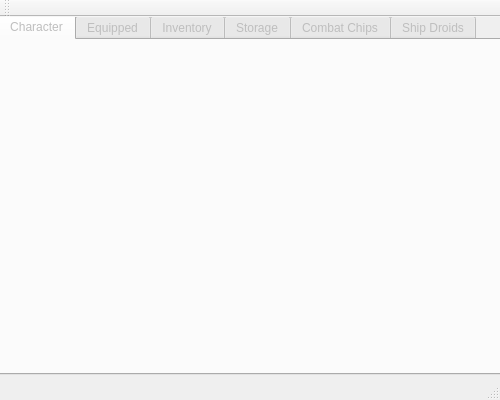
Qt form mainwindow.ui (murfalo/RogueEdit) before a commit.
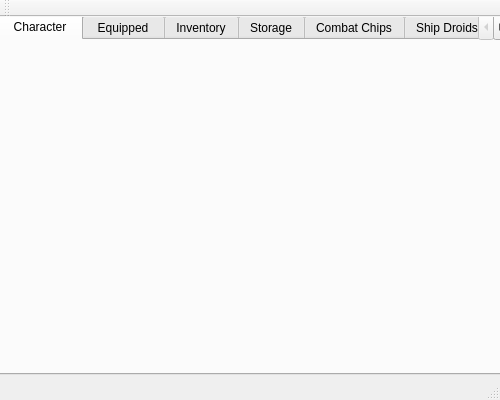
The same form after that commit. The open tabs and pages were chosen to show the change.

Diff of the .ui file:
```diff
--- a/mainwindow.ui
+++ b/mainwindow.ui
@@ -51,7 +51,7 @@
    </widget>
    <widget class="QTabWidget" name="tabWidget">
     <property name="enabled">
-     <bool>false</bool>
+     <bool>true</bool>
     </property>
     <property name="geometry">
      <rect>
@@ -62,16 +62,22 @@
      </rect>
     </property>
     <property name="currentIndex">
-     <number>0</number>
+     <number>6</number>
+    </property>
+    <property name="iconSize">
+     <size>
+      <width>16</width>
+      <height>16</height>
+     </size>
     </property>
     <widget class="QWidget" name="tabCharacter">
      <attribute name="title">
-      <string>Character</string>
+      <string> Character </string>
      </attribute>
     </widget>
     <widget class="QWidget" name="tabEquipped">
      <attribute name="title">
-      <string>Equipped</string>
+      <string> Equipped </string>
      </attribute>
     </widget>
     <widget class="QWidget" name="tabInventory">
@@ -94,6 +100,11 @@
       <string>Ship Droids</string>
      </attribute>
     </widget>
+    <widget class="QWidget" name="tabPortal">
+     <attribute name="title">
+      <string>Portal</string>
+     </attribute>
+    </widget>
    </widget>
   </widget>
   <widget class="QStatusBar" name="statusBar"/>
```
